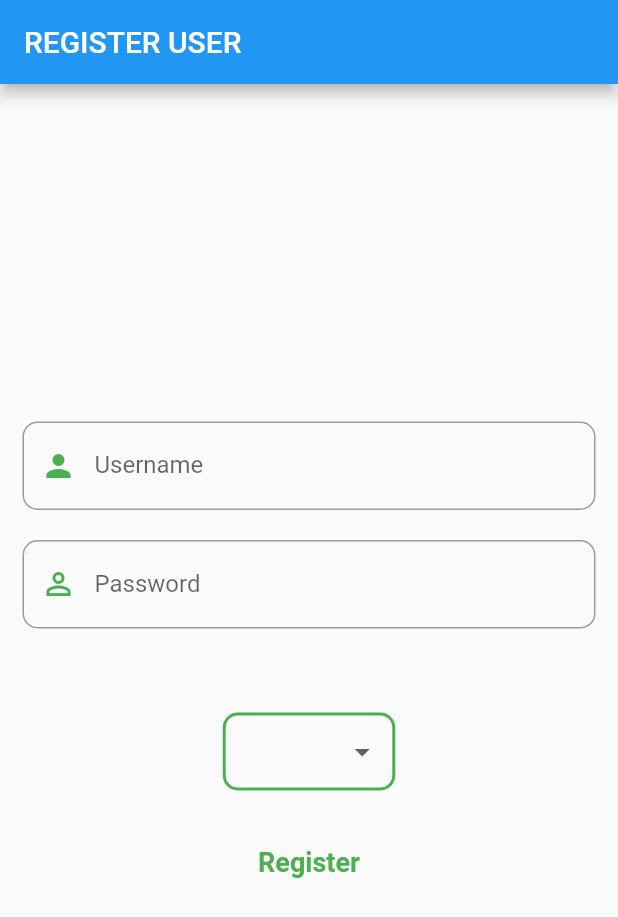
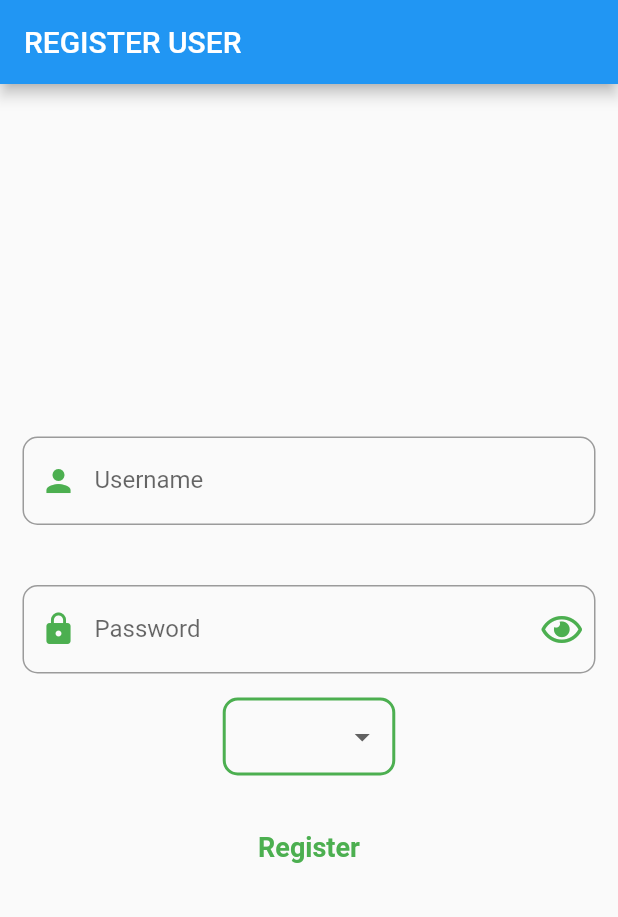
Before and after one commit to Winstheru/simple, a Flutter app: the RegisterForm screen opened directly, after a tap on "Register", on a phone screen of 412 x 824 dp. Shown: the top 917 px of the screen. Run offline on Flutter 3.47's test engine with Material 2 defaults, Android fonts, the phone set to English and light mode, and no system bars; our stand-ins replace flushbar, font_awesome_flutter, sqflite, webview_flutter; accounts and stored records are empty.

Commit message:
almost done

```diff
--- a/lib/RegisterForm.dart
+++ b/lib/RegisterForm.dart
@@ -12,14 +12,12 @@ class RegisterForm extends StatefulWidget {
 }
 
 class _RegisterFormState extends State<RegisterForm> {
-  // String _username = "";
-  // String _password = "";
   String _city = "";
 
   User user = new User("", "", "");
   String username;
   String password;
-  String emailId;
+  String city;
 
   bool hide = true;
   Icon icon1 = Icon(
@@ -44,7 +42,7 @@ class _RegisterFormState extends State<RegisterForm> {
       if (_form.validate()) {
         _form.save();
 
-        var user = User(username, password, emailId);
+        var user = User(username, password, city);
         var dbHelper = DBHelper();
         dbHelper.saveUser(user);
         Flushbar(
@@ -60,7 +58,7 @@ class _RegisterFormState extends State<RegisterForm> {
           duration: Duration(seconds: 3),
         )..show(context);
         Future.delayed(Duration(seconds: 2), () {
-          Navigator.pushNamed(context, 'login');
+          Navigator.pushReplacementNamed(context, 'login');
         });
       } else {
         print("data belum terisi semua");
@@ -100,70 +98,33 @@ class _RegisterFormState extends State<RegisterForm> {
                       SizedBox(
                         height: 20,
                       ),
-                      TextFormField(
-                        decoration: InputDecoration(
-                            prefixIcon: Icon(
-                              Icons.person_outline,
-                              color: Colors.green,
-                            ),
-                            labelText: "Password",
-                            border: OutlineInputBorder(
-                              borderRadius: BorderRadius.circular(10),
-                            )),
-                        validator: (value) =>
-                            value.length == 0 ? "Enter Password" : null,
-                        onSaved: (value) => this.password = value,
-                      ),
                       SizedBox(
                         height: 20,
                       ),
-                      SizedBox(
-                        height: 20,
+                      TextFormField(
+                        obscureText:
+                            hide, //obscureText jika bernilai TRUE akan menutup password yang diketik
+                        decoration: InputDecoration(
+                            prefixIcon: Icon(
+                              Icons.lock,
+                              color: Colors.green,
+                            ),
+                            suffixIcon: IconButton(
+                              icon: hide ? icon1 : icon2,
+                              onPressed: () {
+                                setState(() {
+                                  hide =
+                                      !hide; //jika icon mata ditekan maka show text password
+                                });
+                              },
+                            ),
+                            labelText: "Password",
+                            hintText: "Masukkan password",
+                            border: OutlineInputBorder(
+                                borderRadius: BorderRadius.circular(10))),
+                        onSaved: (value) => this.password = value,
+                        validator: (value) => value.length == 0 ? "Masukkan password terlebih dahulu" : null,
                       ),
-                      // TextFormField(
-                      //   decoration: InputDecoration(
-                      //       prefixIcon: Icon(
-                      //         Icons.lock,
-                      //         color: Colors.green,
-                      //       ),
-                      //       labelText: "Username",
-                      //       border: OutlineInputBorder(
-                      //         borderRadius: BorderRadius.circular(10),
-                      //       )),
-                      //   validator: (value) {
-                      //     if (value.isEmpty) {
-                      //       return "Masukkan username";
-                      //     }
-                      //   },
-                      //   onSaved: (value) => _username = value,
-                      // ),
-                      // SizedBox(
-                      //   height: 20,
-                      // ),
-                      // TextFormField(
-                      //   obscureText:
-                      //       hide, //obscureText jika bernilai TRUE akan menutup password yang diketik
-                      //   decoration: InputDecoration(
-                      //       suffixIcon: IconButton(
-                      //         icon: hide ? icon1 : icon2,
-                      //         onPressed: () {
-                      //           setState(() {
-                      //             hide =
-                      //                 !hide; //jika icon mata ditekan maka show text password
-                      //           });
-                      //         },
-                      //       ),
-                      //       labelText: "Password",
-                      //       hintText: "Masukkan password",
-                      //       border: OutlineInputBorder(
-                      //           borderRadius: BorderRadius.circular(10))),
-                      //   onSaved: (value) => _password = value,
-                      //   validator: (value) {
-                      //     if (value.isEmpty) {
-                      //       return "Masukkan password terlebih dahulu";
-                      //     }
-                      //   },
-                      // ),
                       Container(
                           margin: EdgeInsets.only(top: 16),
                           padding: EdgeInsets.fromLTRB(8, 0, 8, 0),
@@ -174,7 +135,8 @@ class _RegisterFormState extends State<RegisterForm> {
                             child: DropdownButton(
                               style:
                                   TextStyle(fontSize: 18, color: Colors.blue),
-                              items: kota.map((value) => DropdownMenuItem(
+                              items: kota
+                                  .map((value) => DropdownMenuItem(
                                         child: Text(value),
                                         value: value,
                                       ))
@@ -185,7 +147,9 @@ class _RegisterFormState extends State<RegisterForm> {
                                   _choosenCity = value;
                                 });
                               },
-                              value: _city == null ? null : this.emailId = _choosenCity,
+                              value: _city == null
+                                  ? null
+                                  : this.city = _choosenCity,
                             ),
                           )),
                       Padding(
--- a/lib/User.dart
+++ b/lib/User.dart
@@ -1,12 +1,12 @@
 class User {
   String username;
   String password;
-  String emailId;
-  User(this.username, this.password, this.emailId);
+  String city;
+  User(this.username, this.password, this.city);
 
   User.fromMap(Map map){
     username = map[username];
     password = map[password];
-    emailId = map[emailId];
+    city = map[city];
   }
 }
--- a/lib/UserList.dart
+++ b/lib/UserList.dart
@@ -31,7 +31,7 @@ class _UserListState extends State<UserList> {
                   return Column(children: <Widget>[
                     Text(snapshot.data[index].username),
                     Text(snapshot.data[index].password),
-                    Text(snapshot.data[index].emailId),
+                    Text(snapshot.data[index].city),
                     // Text(snapshot.data[index].city),
                     Divider(thickness: 2,),
                   ],);
```
Also changed, not shown: lib/LoginForm.dart (+0 -25 lines), lib/database/dbhelper.dart (+4 -4 lines).
